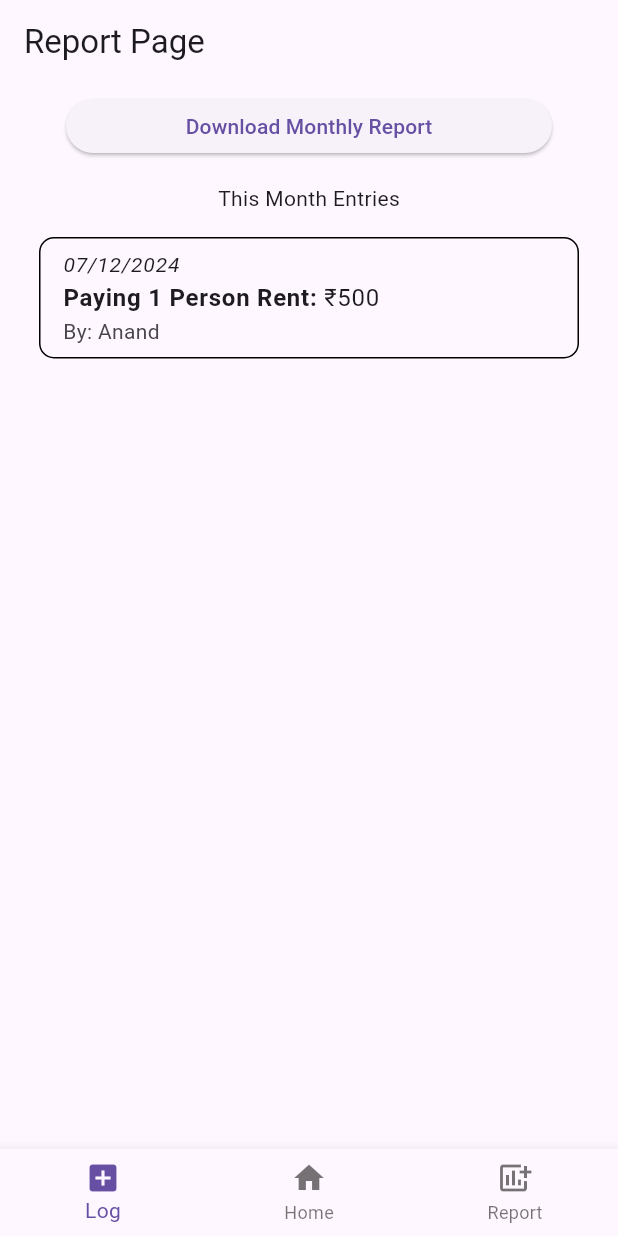
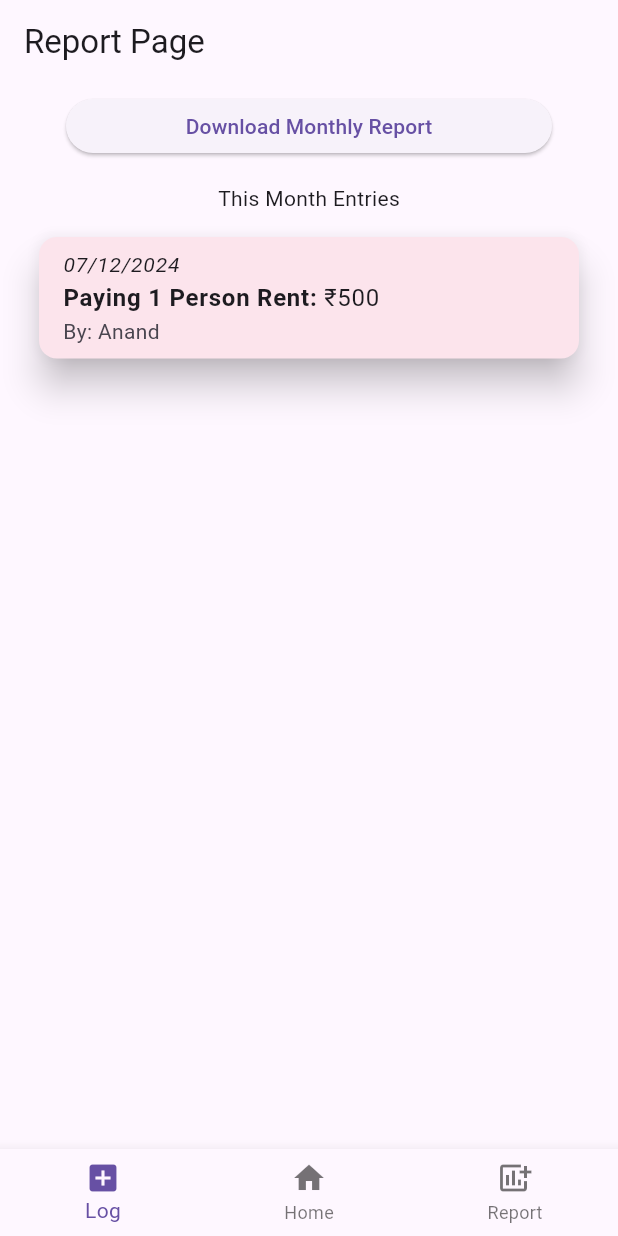
Before and after one commit to TheFinalGuardian/Ammasevasadanam-App, a Flutter app: the screen it shows after launch, swiped to page 3, on a phone screen of 412 x 824 dp. Run offline on Flutter 3.47's test engine with Material 3 defaults, Android fonts, the phone set to English and light mode, and no system bars; our stand-ins replace flutter_svg.

Commit message:
Added elevation to customtiles

```diff
--- a/lib/custom_tile.dart
+++ b/lib/custom_tile.dart
@@ -59,12 +59,15 @@ class CustomTileState extends State<CustomTile> {
   @override
   Widget build(BuildContext context) {
     return Padding(
-      padding: const EdgeInsets.all(6.0),
+      padding: const EdgeInsets.all(2.0),
       child: Material(
-        shape: RoundedRectangleBorder(
+          /*shape: RoundedRectangleBorder(
               borderRadius: BorderRadius.circular(10),
               side: const BorderSide(color: Colors.black),
-          ),
+            ),*/
+          child: Card(
+            color: Colors.pink[50],
+            elevation: 10,
             child: ListTile(
               title: Column(
                 children: [
@@ -94,6 +97,7 @@ class CustomTileState extends State<CustomTile> {
               },
             ),
           ),
+        ),
       );
   }
 }
```
Lines whose indentation alone changed are shown as unchanged.
